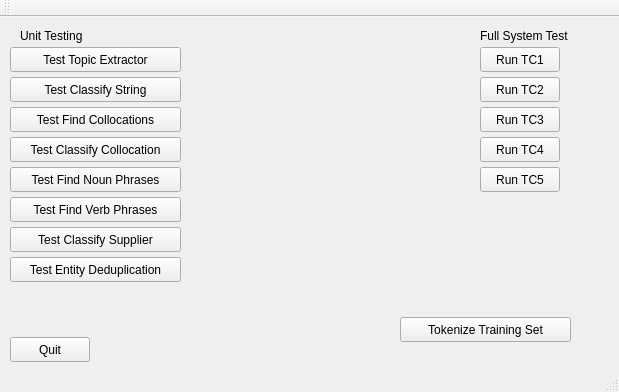
Before: the Qt Designer form mainwindow.ui in ismith1024/4905, drawn with Qt 5.
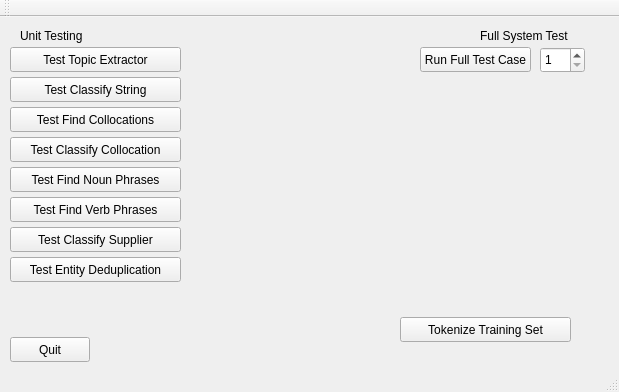
After: the same form once the commit is applied.

Commit message: Control flow linked to GUI

```diff
--- a/mainwindow.ui
+++ b/mainwindow.ui
@@ -69,66 +69,14 @@
    <widget class="QPushButton" name="pushButton_5">
     <property name="geometry">
      <rect>
-      <x>480</x>
+      <x>420</x>
       <y>30</y>
-      <width>80</width>
+      <width>111</width>
       <height>25</height>
      </rect>
     </property>
     <property name="text">
-     <string>Run TC1</string>
-    </property>
-   </widget>
-   <widget class="QPushButton" name="pushButton_6">
-    <property name="geometry">
-     <rect>
-      <x>480</x>
-      <y>60</y>
-      <width>80</width>
-      <height>25</height>
-     </rect>
-    </property>
-    <property name="text">
-     <string>Run TC2</string>
-    </property>
-   </widget>
-   <widget class="QPushButton" name="pushButton_7">
-    <property name="geometry">
-     <rect>
-      <x>480</x>
-      <y>90</y>
-      <width>80</width>
-      <height>25</height>
-     </rect>
-    </property>
-    <property name="text">
-     <string>Run TC3</string>
-    </property>
-   </widget>
-   <widget class="QPushButton" name="pushButton_8">
-    <property name="geometry">
-     <rect>
-      <x>480</x>
-      <y>120</y>
-      <width>80</width>
-      <height>25</height>
-     </rect>
-    </property>
-    <property name="text">
-     <string>Run TC4</string>
-    </property>
-   </widget>
-   <widget class="QPushButton" name="pushButton_9">
-    <property name="geometry">
-     <rect>
-      <x>480</x>
-      <y>150</y>
-      <width>80</width>
-      <height>25</height>
-     </rect>
-    </property>
-    <property name="text">
-     <string>Run TC5</string>
+     <string>Run Full Test Case</string>
     </property>
    </widget>
    <widget class="QPushButton" name="pushButton_10">
@@ -235,6 +183,22 @@
      <string>Full System Test</string>
     </property>
    </widget>
+   <widget class="QSpinBox" name="testCaseSpinBox">
+    <property name="geometry">
+     <rect>
+      <x>540</x>
+      <y>30</y>
+      <width>45</width>
+      <height>26</height>
+     </rect>
+    </property>
+    <property name="minimum">
+     <number>1</number>
+    </property>
+    <property name="maximum">
+     <number>5</number>
+    </property>
+   </widget>
   </widget>
   <widget class="QToolBar" name="mainToolBar">
    <attribute name="toolBarArea">
```
The commit also changes 4 other files.
